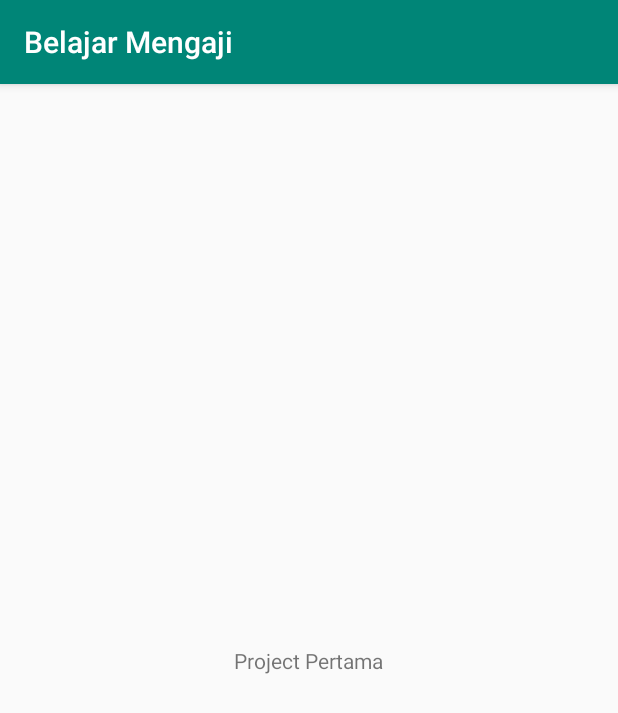
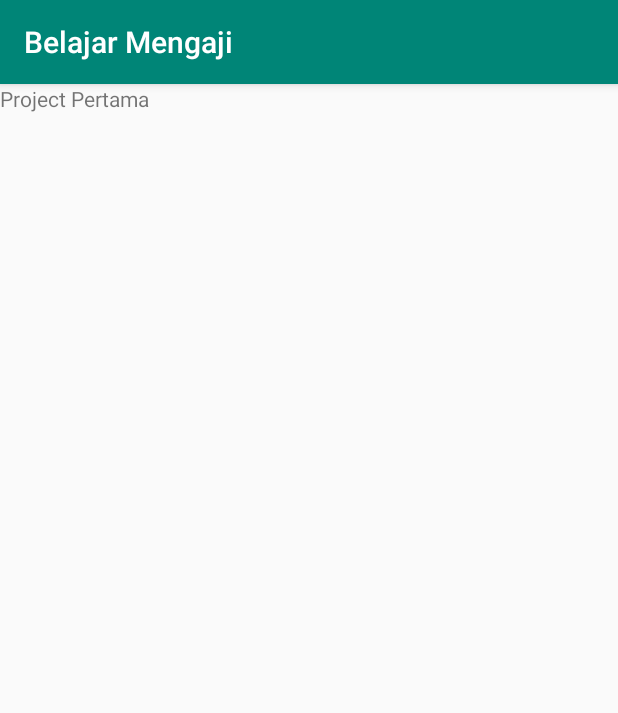
Before and after one commit to arwienm/belajar-mengaji-android, an Android app: the screen it shows after launch (MainActivity), on a phone screen of 412 x 824 dp. Shown: the top 713 px of the screen. Run offline under Robolectric (Android 15) with nearby library versions, the phone set to English and light mode, and no system bars.

Commit message:
commit ke dua via terminal

```diff
--- a/app/src/main/res/layout/activity_main.xml
+++ b/app/src/main/res/layout/activity_main.xml
@@ -7,8 +7,8 @@
     tools:context=".MainActivity">
 
     <TextView
-        android:layout_width="wrap_content"
-        android:layout_height="wrap_content"
+        android:layout_width="match_parent"
+        android:layout_height="match_parent"
         android:text="Project Pertama"
         app:layout_constraintBottom_toBottomOf="parent"
         app:layout_constraintLeft_toLeftOf="parent"
```
Also changed, not shown: 1 other file.
